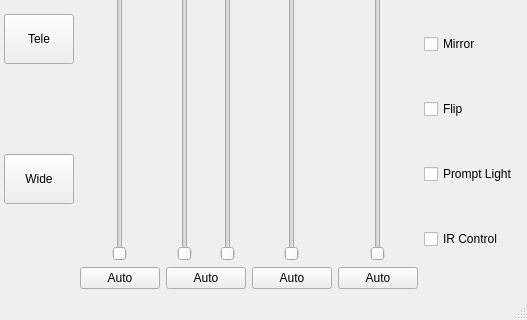
First picture: the form in tandylayout.ui, repository jcrawfordor/tandyberg, before the edit; both pictures show x 402 to 929 and y 98 to 418 of the 929 by 418 pixel window.
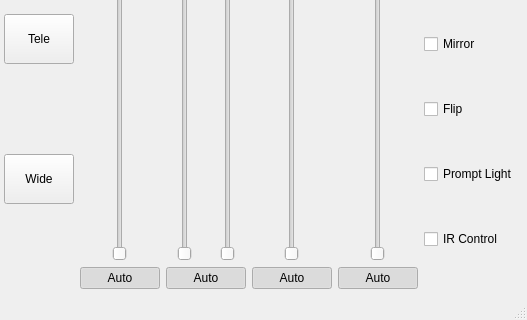
Second picture: the form after the edit.

Commit message: Layout updates for exposure controls

```diff
--- a/tandylayout.ui
+++ b/tandylayout.ui
@@ -384,6 +384,9 @@
         <property name="checkable">
          <bool>true</bool>
         </property>
+        <property name="checked">
+         <bool>true</bool>
+        </property>
        </widget>
       </item>
       <item row="1" column="1" alignment="Qt::AlignHCenter">
@@ -408,6 +411,9 @@
         <property name="checkable">
          <bool>true</bool>
         </property>
+        <property name="checked">
+         <bool>true</bool>
+        </property>
        </widget>
       </item>
       <item row="2" column="1" colspan="2">
@@ -419,7 +425,7 @@
          <bool>true</bool>
         </property>
         <property name="checked">
-         <bool>false</bool>
+         <bool>true</bool>
         </property>
        </widget>
       </item>
@@ -476,6 +482,9 @@
         <property name="checkable">
          <bool>true</bool>
         </property>
+        <property name="checked">
+         <bool>true</bool>
+        </property>
        </widget>
       </item>
      </layout>
```
Left out of the diff: 92 changed lines with no effect on the pictures. The commit also changes 1 other file.
